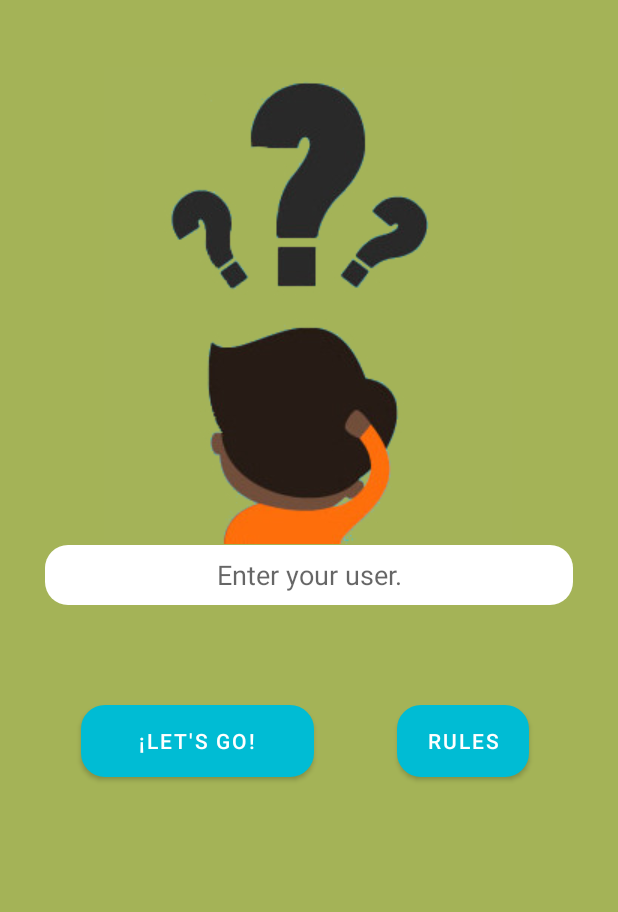
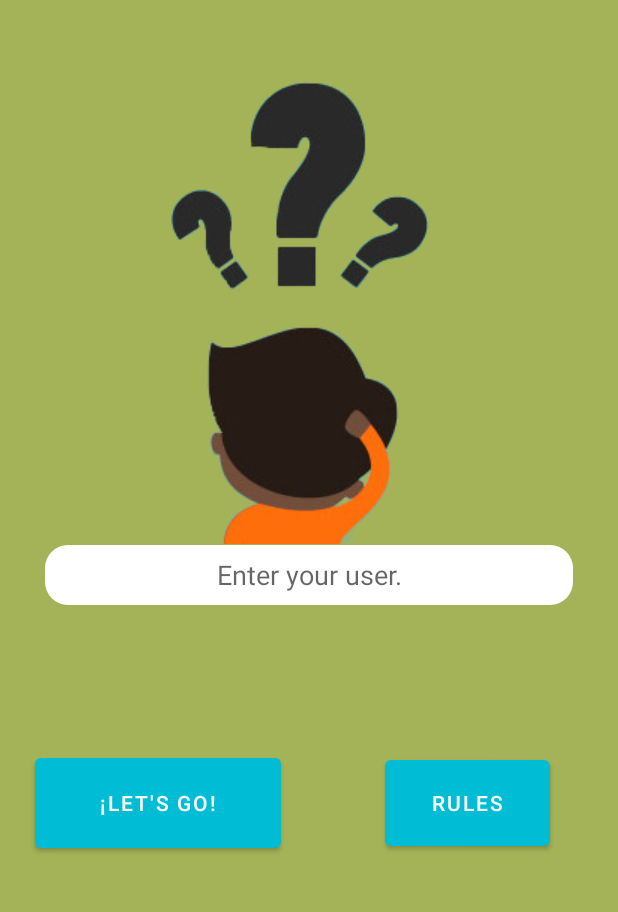
Before and after one commit to Artudoxo/TestWhataTest, an Android app: the screen it shows after launch (MainActivity), on a phone screen of 412 x 824 dp, the part 159-1071 px from its top. Run offline under Robolectric (Android 15) with nearby library versions, the phone set to English and light mode, and no system bars.

Commit message:
Solucionado el problema de visualizacion de los botones

```diff
--- a/app/src/main/res/layout/activity_main.xml
+++ b/app/src/main/res/layout/activity_main.xml
@@ -67,22 +67,19 @@
 
     <Button
         android:id="@+id/btnempezar"
-        android:layout_width="155dp"
-        android:layout_height="48dp"
+        android:layout_width="164dp"
+        android:layout_height="72dp"
         android:layout_marginStart="8dp"
         android:layout_marginLeft="8dp"
         android:layout_marginTop="8dp"
         android:layout_marginEnd="8dp"
         android:layout_marginRight="8dp"
         android:layout_marginBottom="8dp"
-        android:background="@drawable/btnrounded"
         android:text="@string/empezar"
-        app:layout_constraintBottom_toBottomOf="parent"
-        app:layout_constraintEnd_toEndOf="parent"
-        app:layout_constraintHorizontal_bias="0.191"
+        app:layout_constraintBottom_toTopOf="@+id/guideline3"
+        app:layout_constraintEnd_toStartOf="@+id/guideline23"
         app:layout_constraintStart_toStartOf="parent"
-        app:layout_constraintTop_toTopOf="@+id/guideline2"
-        app:layout_constraintVertical_bias="0.163" />
+        app:layout_constraintTop_toTopOf="@+id/guideline2" />
 
     <androidx.constraintlayout.widget.Guideline
         android:id="@+id/guideline"
@@ -100,22 +97,20 @@
 
     <Button
         android:id="@+id/brnrules"
-        android:layout_width="wrap_content"
-        android:layout_height="wrap_content"
+        android:layout_width="110dp"
+        android:layout_height="69dp"
+
         android:layout_marginStart="8dp"
         android:layout_marginLeft="8dp"
         android:layout_marginTop="8dp"
         android:layout_marginEnd="8dp"
         android:layout_marginRight="8dp"
-        android:layout_marginBottom="108dp"
-        android:background="@drawable/btnrounded"
+        android:layout_marginBottom="8dp"
         android:text="@string/reglas"
-        app:layout_constraintBottom_toTopOf="@+id/guideline3"
+        app:layout_constraintBottom_toBottomOf="parent"
         app:layout_constraintEnd_toEndOf="parent"
-        app:layout_constraintHorizontal_bias="0.479"
-        app:layout_constraintStart_toEndOf="@+id/btnempezar"
-        app:layout_constraintTop_toTopOf="@+id/guideline2"
-        app:layout_constraintVertical_bias="0.909" />
+        app:layout_constraintStart_toStartOf="@+id/guideline23"
+        app:layout_constraintTop_toTopOf="@+id/guideline2" />
 
     <androidx.constraintlayout.widget.Guideline
         android:id="@+id/guideline3"
@@ -124,6 +119,13 @@
         android:orientation="horizontal"
         app:layout_constraintGuide_begin="734dp" />
 
+    <androidx.constraintlayout.widget.Guideline
+        android:id="@+id/guideline23"
+        android:layout_width="wrap_content"
+        android:layout_height="wrap_content"
+        android:orientation="vertical"
+        app:layout_constraintGuide_begin="211dp" />
+
 </androidx.constraintlayout.widget.ConstraintLayout>
 
 
--- a/app/src/main/res/layout/activity_resultado.xml
+++ b/app/src/main/res/layout/activity_resultado.xml
@@ -51,8 +51,8 @@
             android:layout_marginStart="25dp"
             android:layout_marginLeft="25dp"
             android:layout_marginTop="8dp"
-            android:layout_marginEnd="8dp"
-            android:layout_marginRight="8dp"
+            android:layout_marginEnd="25dp"
+            android:layout_marginRight="25dp"
             android:text="@string/mensaje"
             android:textSize="20dp"
             app:layout_constraintBottom_toTopOf="@+id/guideline37"
```
